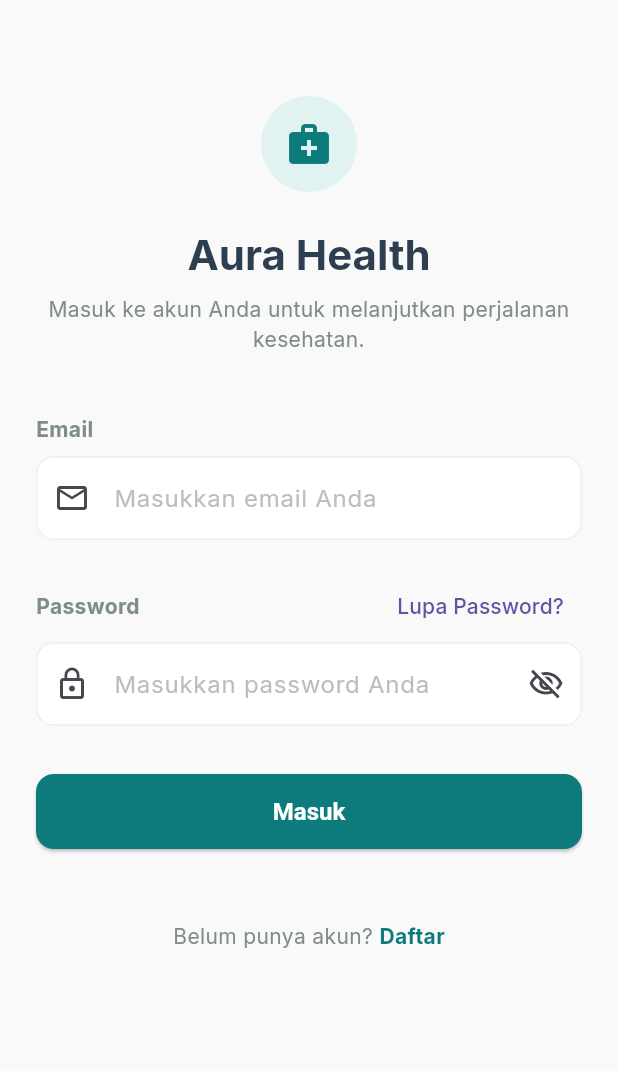
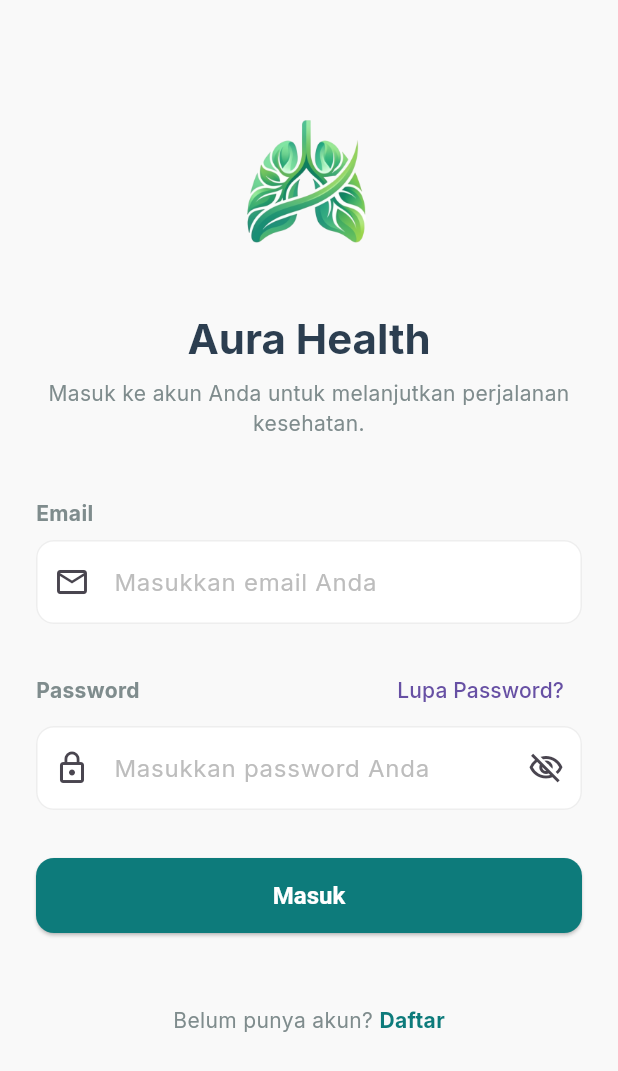
Before and after one commit to ErickHaidar/Aura-Health-FrontEnd, a Flutter app: the screen it shows after launch, on a phone screen of 412 x 824 dp. Shown: the top 1071 px of the screen. Run offline on Flutter 3.47's test engine with Material 3 defaults, Android fonts, the phone set to English and light mode, and no system bars; our stand-ins replace cached_network_image, flutter_dotenv, google_fonts, google_maps_flutter, image_picker, shared_preferences and 1 more; accounts and stored records are empty.

Commit message:
perubahan logo, penghapusan arrow back di menu edukasi dan komunitas

```diff
--- a/lib/screens/auth/login_screen.dart
+++ b/lib/screens/auth/login_screen.dart
@@ -71,17 +71,9 @@ class _LoginScreenState extends State<LoginScreen> {
             children: [
               const SizedBox(height: 40),
               Center(
-                child: Container(
-                  padding: const EdgeInsets.all(16),
-                  decoration: BoxDecoration(
-                    color: AppTheme.primaryLight,
-                    shape: BoxShape.circle,
-                  ),
-                  child: const Icon(
-                    Icons.medical_services,
-                    color: AppTheme.primaryColor,
-                    size: 32,
-                  ),
+                child: Image.asset(
+                  'assets/images/logo_aura.png',
+                  height: 120,
                 ),
               ),
               const SizedBox(height: 24),
--- a/lib/screens/community/community_screen.dart
+++ b/lib/screens/community/community_screen.dart
@@ -265,7 +265,7 @@ class _CommunityScreenState extends State<CommunityScreen> {
     return SafeArea(
       child: Scaffold(
         appBar: AppBar(
-          leading: const Icon(Icons.arrow_back),
+          automaticallyImplyLeading: false,
           title: const Text(
             'Aura Health',
             style: TextStyle(
--- a/lib/screens/education/education_screen.dart
+++ b/lib/screens/education/education_screen.dart
@@ -86,7 +86,7 @@ class _EducationScreenState extends State<EducationScreen> {
     return SafeArea(
       child: Scaffold(
         appBar: AppBar(
-          leading: const Icon(Icons.arrow_back),
+          automaticallyImplyLeading: false,
           title: const Text(
             'Edukasi TBC',
             style: TextStyle(
--- a/pubspec.yaml
+++ b/pubspec.yaml
@@ -71,6 +71,7 @@ flutter:
   uses-material-design: true
   assets:
     - .env
+    - assets/images/
   # To add assets to your application, add an assets section, like this:
   # assets:
   #   - images/a_dot_burr.jpeg
```
Also changed, not shown: lib/screens/auth/register_screen.dart (+7 -6 lines), lib/screens/auth/splash_screen.dart (+3 -11 lines), assets/images/logo_aura.png (added), logo aura.png (added), pubspec.lock, 3 other files.
